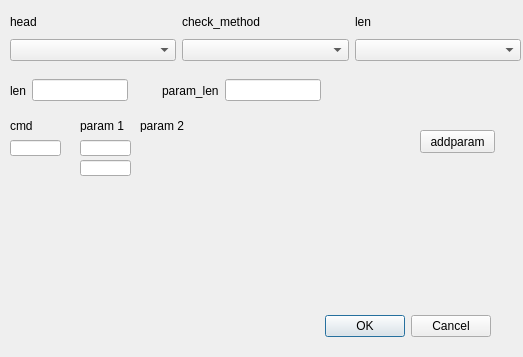
The window that ProtocolAnalyze/protocolgeneratordialog.ui (qingfengforum/ProtocolAnalyze) describes before a commit, drawn with Qt 5.
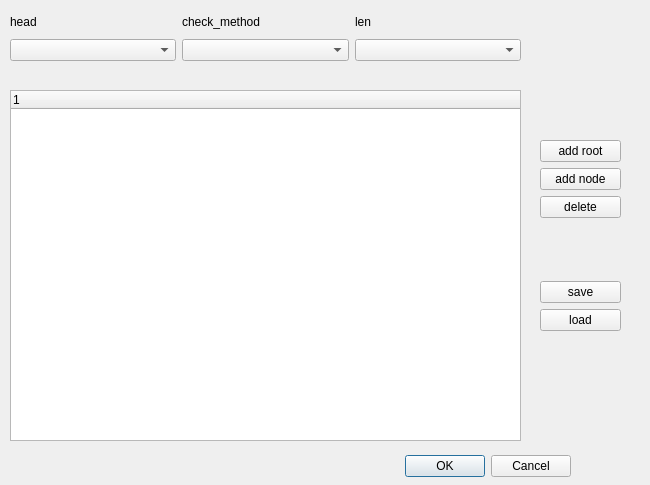
The same window after the commit.

Commit message: layout dialog with tree widget

```diff
--- a/ProtocolAnalyze/protocolgeneratordialog.ui
+++ b/ProtocolAnalyze/protocolgeneratordialog.ui
@@ -6,8 +6,8 @@
    <rect>
     <x>0</x>
     <y>0</y>
-    <width>523</width>
-    <height>357</height>
+    <width>650</width>
+    <height>485</height>
    </rect>
   </property>
   <property name="windowTitle">
@@ -16,8 +16,8 @@
   <widget class="QDialogButtonBox" name="buttonBox">
    <property name="geometry">
     <rect>
-     <x>150</x>
-     <y>310</y>
+     <x>230</x>
+     <y>450</y>
      <width>341</width>
      <height>32</height>
     </rect>
@@ -71,133 +71,84 @@
     </item>
    </layout>
   </widget>
-  <widget class="QLabel" name="label_3">
+  <widget class="QTreeWidget" name="treeWidget">
    <property name="geometry">
     <rect>
      <x>10</x>
-     <y>120</y>
-     <width>54</width>
-     <height>12</height>
+     <y>90</y>
+     <width>511</width>
+     <height>351</height>
     </rect>
    </property>
-   <property name="text">
-    <string>cmd</string>
-   </property>
+   <column>
+    <property name="text">
+     <string notr="true">1</string>
+    </property>
+   </column>
   </widget>
-  <widget class="QLineEdit" name="lineEdit">
+  <widget class="QWidget" name="verticalLayoutWidget">
    <property name="geometry">
     <rect>
-     <x>10</x>
+     <x>540</x>
      <y>140</y>
-     <width>51</width>
-     <height>16</height>
+     <width>81</width>
+     <height>191</height>
     </rect>
    </property>
-  </widget>
-  <widget class="QLabel" name="label_6">
-   <property name="geometry">
-    <rect>
-     <x>80</x>
-     <y>120</y>
-     <width>54</width>
-     <height>12</height>
-    </rect>
-   </property>
-   <property name="text">
-    <string>param 1</string>
-   </property>
-  </widget>
-  <widget class="QLineEdit" name="lineEdit_4">
-   <property name="geometry">
-    <rect>
-     <x>80</x>
-     <y>140</y>
-     <width>51</width>
-     <height>16</height>
-    </rect>
-   </property>
-  </widget>
-  <widget class="QLineEdit" name="lineEdit_5">
-   <property name="geometry">
-    <rect>
-     <x>80</x>
-     <y>160</y>
-     <width>51</width>
-     <height>16</height>
-    </rect>
-   </property>
-  </widget>
-  <widget class="QLabel" name="label_7">
-   <property name="geometry">
-    <rect>
-     <x>140</x>
-     <y>120</y>
-     <width>54</width>
-     <height>12</height>
-    </rect>
-   </property>
-   <property name="text">
-    <string>param 2</string>
-   </property>
-  </widget>
-  <widget class="QWidget" name="horizontalLayoutWidget">
-   <property name="geometry">
-    <rect>
-     <x>10</x>
-     <y>70</y>
-     <width>311</width>
-     <height>41</height>
-    </rect>
-   </property>
-   <layout class="QHBoxLayout" name="horizontalLayout">
+   <layout class="QVBoxLayout" name="verticalLayout">
     <item>
-     <widget class="QLabel" name="label_9">
+     <widget class="QPushButton" name="pushBtn_addRoot">
       <property name="text">
-       <string>len</string>
+       <string>add root</string>
       </property>
      </widget>
     </item>
     <item>
-     <widget class="QLineEdit" name="lineEdit_2"/>
+     <widget class="QPushButton" name="pushBtn_addNode">
+      <property name="text">
+       <string>add node</string>
+      </property>
+     </widget>
     </item>
     <item>
-     <spacer name="horizontalSpacer">
+     <widget class="QPushButton" name="pushBtn_deleteItem">
+      <property name="text">
+       <string>delete</string>
+      </property>
+     </widget>
+    </item>
+    <item>
+     <spacer name="verticalSpacer">
       <property name="orientation">
-       <enum>Qt::Horizontal</enum>
+       <enum>Qt::Vertical</enum>
+      </property>
+      <property name="sizeType">
+       <enum>QSizePolicy::Expanding</enum>
       </property>
       <property name="sizeHint" stdset="0">
        <size>
-        <width>40</width>
-        <height>20</height>
+        <width>20</width>
+        <height>40</height>
        </size>
       </property>
      </spacer>
     </item>
     <item>
-     <widget class="QLabel" name="label_4">
+     <widget class="QPushButton" name="pushBtn_saveSettings">
       <property name="text">
-       <string>param_len</string>
+       <string>save</string>
       </property>
      </widget>
     </item>
     <item>
-     <widget class="QLineEdit" name="lineEdit_6"/>
+     <widget class="QPushButton" name="pushBtn_loadSettings">
+      <property name="text">
+       <string>load</string>
+      </property>
+     </widget>
     </item>
    </layout>
   </widget>
-  <widget class="QPushButton" name="pB_add_param">
-   <property name="geometry">
-    <rect>
-     <x>420</x>
-     <y>130</y>
-     <width>75</width>
-     <height>23</height>
-    </rect>
-   </property>
-   <property name="text">
-    <string>addparam</string>
-   </property>
-  </widget>
  </widget>
  <resources/>
  <connections>
```
The commit also changes 1 other file.
